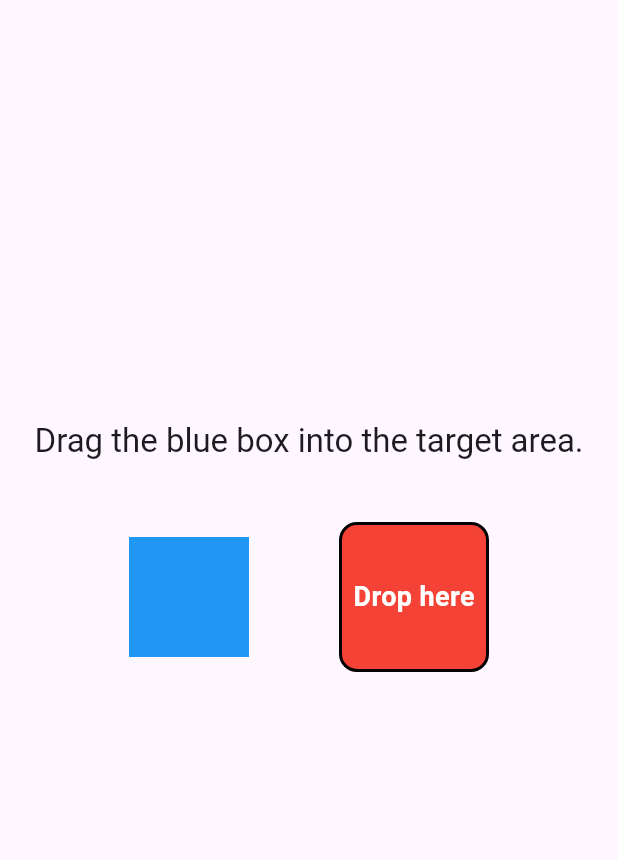
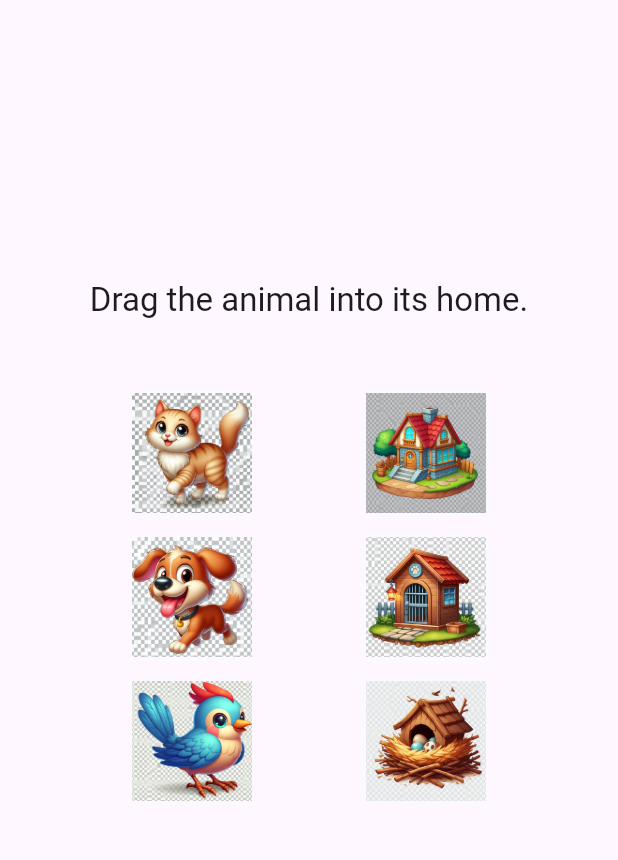
Before and after one commit to Safdari10/ItzyDrag, a Flutter app: the screen it shows after launch, on a phone screen of 412 x 824 dp, the part 84-944 px from its top. Run offline on Flutter 3.47's test engine with Material 3 defaults, Android fonts, the phone set to English and light mode, and no system bars.

Commit message:
Add UI for multiple draggable animals and drop targets with asset images

```diff
--- a/lib/main.dart
+++ b/lib/main.dart
@@ -53,7 +53,7 @@ class _MyHomePageState extends State<MyHomePage> {
             Text(
               _isDropped
                   ? 'Great job! You dropped the box!'
-                  : 'Drag the blue box into the target area.',
+                  : 'Drag the animal into its home.',
               style: Theme.of(context).textTheme.titleLarge,
             ),
             const SizedBox(height: 40),
@@ -61,51 +61,55 @@ class _MyHomePageState extends State<MyHomePage> {
             Row(
               mainAxisAlignment: MainAxisAlignment.center,
               children: [
-                // Draggable blue box
-                Draggable<Color>(
-                  data: Colors.blue,
-                  feedback: Container(
+                // Draggable animals
+                Column(
+                  children: animalHomePairs.map((pair) {
+                    return Padding(
+                      padding: const EdgeInsets.all(8.0),
+                      child: Draggable<String>(
+                        data: pair['animal']!,
+                        feedback: Image.asset(
+                          pair['animal']!,
                           width: 80,
                           height: 80,
-                    // ignore: deprecated_member_use
-                    color: Colors.blue.withOpacity(0.7),
                         ),
-                  childWhenDragging: Container(
+                        childWhenDragging: Opacity(
+                          opacity: 0.3,
+                          child: Image.asset(
+                            pair['animal']!,
                             width: 80,
                             height: 80,
-                    color: Colors.grey,
                           ),
-                  child: Container(width: 80, height: 80, color: Colors.blue),
                         ),
-                const SizedBox(width: 60),
-                // Drop target
-                DragTarget<Color>(
-                  onAcceptWithDetails: (color) {
-                    setState(() {
-                      _isDropped = true;
-                    });
-                  },
-                  builder: (context, candidateData, rejectedData) {
-                    return Container(
-                      width: 100,
-                      height: 100,
-                      decoration: BoxDecoration(
-                        color: _isDropped ? Colors.green : Colors.red,
-                        borderRadius: BorderRadius.circular(12),
-                        border: Border.all(color: Colors.black, width: 2),
-                      ),
-                      child: Center(
-                        child: Text(
-                          _isDropped ? 'Success!' : 'Drop here',
-                          style: const TextStyle(
-                            color: Colors.white,
-                            fontWeight: FontWeight.bold,
-                            fontSize: 18,
-                          ),
+                        child: Image.asset(
+                          pair['animal']!,
+                          width: 80,
+                          height: 80,
                         ),
                       ),
                     );
+                  }).toList(),
+                ),
+                const SizedBox(width: 60),
+                // Drop targets (homes)
+                Column(
+                  children: animalHomePairs.map((pair) {
+                    return Padding(
+                      padding: const EdgeInsets.all(8.0),
+                      child: DragTarget<String>(
+                        builder: (context, candidateData, rejectedData) {
+                          return Image.asset(
+                            pair['home']!,
+                            width: 80,
+                            height: 80,
+                          );
                         },
+                        onAccept: (receivedAnimal) {
+                          // Matching logic will go here
+                        },
+                      ),
+                    );
+                  }).toList(),
                 ),
               ],
             ),
```
Lines whose indentation alone changed are shown as unchanged.
